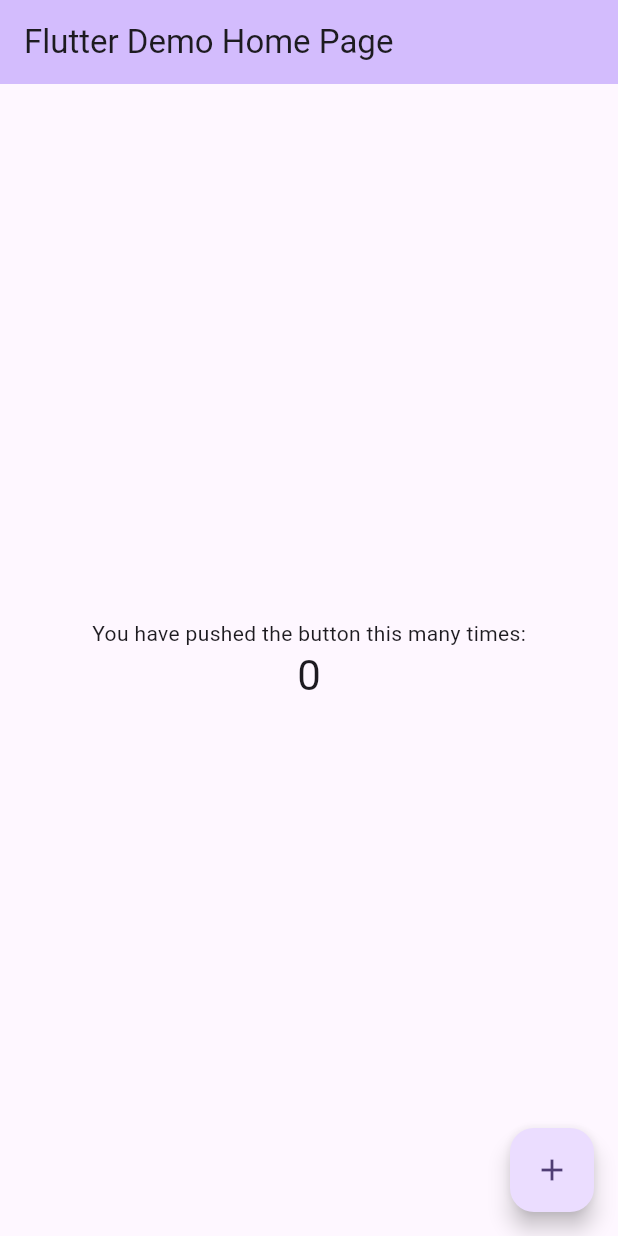
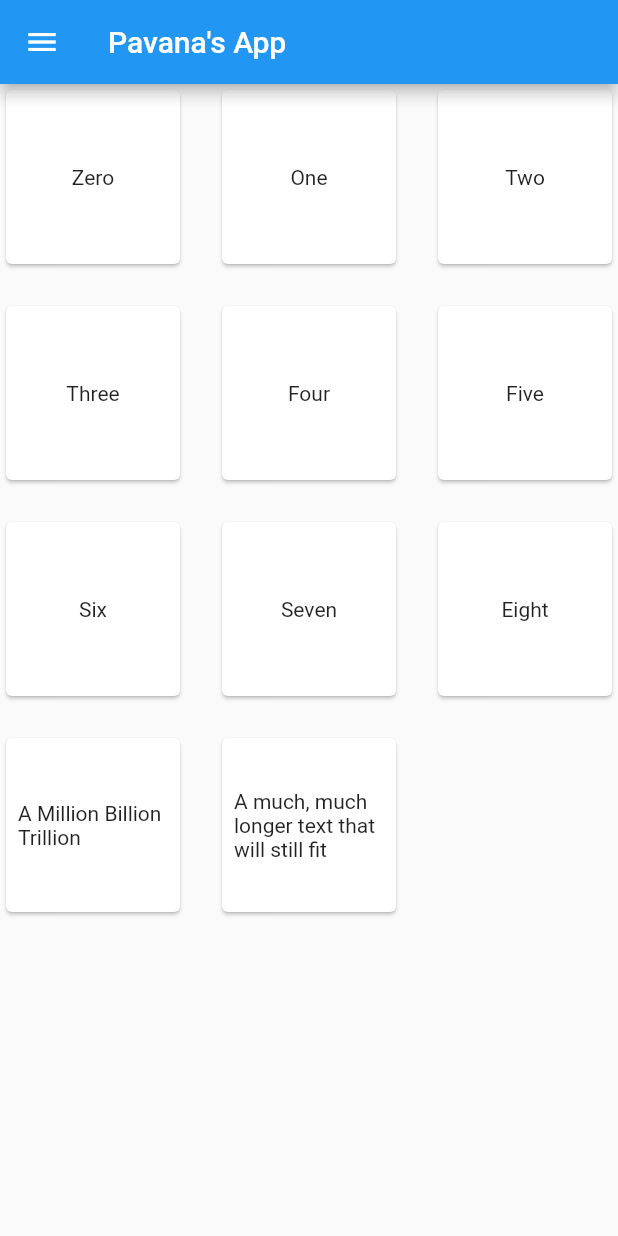
Before and after one commit to pavana-nr/webapp, a Flutter app: the screen it shows after launch, on a phone screen of 412 x 824 dp. Run offline on Flutter 3.47's test engine with Material 2 defaults, Android fonts, the phone set to English and light mode, and no system bars.

```diff
--- a/lib/main.dart
+++ b/lib/main.dart
@@ -1,125 +1,39 @@
 import 'package:flutter/material.dart';
 
-void main() {
-  runApp(const MyApp());
-}
+import 'views/content.dart';
+import 'views/menu.dart';
+
+void main() => runApp(const MyApp());
 
 class MyApp extends StatelessWidget {
   const MyApp({super.key});
 
-  // This widget is the root of your application.
   @override
-  Widget build(BuildContext context) {
-    return MaterialApp(
-      title: 'Flutter Demo',
-      theme: ThemeData(
-        // This is the theme of your application.
-        //
-        // TRY THIS: Try running your application with "flutter run". You'll see
-        // the application has a blue toolbar. Then, without quitting the app,
-        // try changing the seedColor in the colorScheme below to Colors.green
-        // and then invoke "hot reload" (save your changes or press the "hot
-        // reload" button in a Flutter-supported IDE, or press "r" if you used
-        // the command line to start the app).
-        //
-        // Notice that the counter didn't reset back to zero; the application
-        // state is not lost during the reload. To reset the state, use hot
-        // restart instead.
-        //
-        // This works for code too, not just values: Most code changes can be
-        // tested with just a hot reload.
-        colorScheme: ColorScheme.fromSeed(seedColor: Colors.deepPurple),
-        useMaterial3: true,
-      ),
-      home: const MyHomePage(title: 'Flutter Demo Home Page'),
-    );
-  }
+  Widget build(context) => const MaterialApp(home: HomePage());
 }
 
-class MyHomePage extends StatefulWidget {
-  const MyHomePage({super.key, required this.title});
-
-  // This widget is the home page of your application. It is stateful, meaning
-  // that it has a State object (defined below) that contains fields that affect
-  // how it looks.
-
-  // This class is the configuration for the state. It holds the values (in this
-  // case the title) provided by the parent (in this case the App widget) and
-  // used by the build method of the State. Fields in a Widget subclass are
-  // always marked "final".
-
-  final String title;
+class HomePage extends StatelessWidget {
+  const HomePage({super.key});
 
   @override
-  State<MyHomePage> createState() => _MyHomePageState();
+  Widget build(context) => Scaffold(
+      appBar: AppBar(
+          title: MediaQuery.of(context).size.width < 500
+              ? const Text("Pavana's App")
+              : const Text("Pavana's Web App")),
+      drawer: MediaQuery.of(context).size.width < 500
+          ? Drawer(
+              child: Menu(),
+            )
+          : null,
+      body: SafeArea(
+          child: Center(
+              child: MediaQuery.of(context).size.width < 500
+                  ? Content()
+                  : Row(children: [
+                      SizedBox(width: 200.0, child: Menu()),
+                      SizedBox(
+                          width: MediaQuery.of(context).size.width - 200.0,
+                          child: Content())
+                    ]))));
 }
-
-class _MyHomePageState extends State<MyHomePage> {
-  int _counter = 0;
-
-  void _incrementCounter() {
-    setState(() {
-      // This call to setState tells the Flutter framework that something has
-      // changed in this State, which causes it to rerun the build method below
-      // so that the display can reflect the updated values. If we changed
-      // _counter without calling setState(), then the build method would not be
-      // called again, and so nothing would appear to happen.
-      _counter++;
-    });
-  }
-
-  @override
-  Widget build(BuildContext context) {
-    // This method is rerun every time setState is called, for instance as done
-    // by the _incrementCounter method above.
-    //
-    // The Flutter framework has been optimized to make rerunning build methods
-    // fast, so that you can just rebuild anything that needs updating rather
-    // than having to individually change instances of widgets.
-    return Scaffold(
-      appBar: AppBar(
-        // TRY THIS: Try changing the color here to a specific color (to
-        // Colors.amber, perhaps?) and trigger a hot reload to see the AppBar
-        // change color while the other colors stay the same.
-        backgroundColor: Theme.of(context).colorScheme.inversePrimary,
-        // Here we take the value from the MyHomePage object that was created by
-        // the App.build method, and use it to set our appbar title.
-        title: Text(widget.title),
-      ),
-      body: Center(
-        // Center is a layout widget. It takes a single child and positions it
-        // in the middle of the parent.
-        child: Column(
-          // Column is also a layout widget. It takes a list of children and
-          // arranges them vertically. By default, it sizes itself to fit its
-          // children horizontally, and tries to be as tall as its parent.
-          //
-          // Column has various properties to control how it sizes itself and
-          // how it positions its children. Here we use mainAxisAlignment to
-          // center the children vertically; the main axis here is the vertical
-          // axis because Columns are vertical (the cross axis would be
-          // horizontal).
-          //
-          // TRY THIS: Invoke "debug painting" (choose the "Toggle Debug Paint"
-          // action in the IDE, or press "p" in the console), to see the
-          // wireframe for each widget.
-          mainAxisAlignment: MainAxisAlignment.center,
-          children: <Widget>[
-            const Text(
-              'You have pushed the button this many times:',
-            ),
-            Text(
-              '$_counter',
-              style: Theme.of(context).textTheme.headlineMedium,
-            ),
-          ],
-        ),
-      ),
-      floatingActionButton: FloatingActionButton(
-        onPressed: _incrementCounter,
-        tooltip: 'Increment',
-        child: const Icon(Icons.add),
-      ), // This trailing comma makes auto-formatting nicer for build methods.
-    );
-  }
-}
--- /dev/null
+++ b/lib/models/post_model/post_model.dart
@@ -0,0 +1,16 @@
+import 'package:json_annotation/json_annotation.dart';
+
+part 'post_model.g.dart';
+
+@JsonSerializable()
+class PostModel {
+  final int userId, id;
+  final String title, body;
+
+  PostModel(this.userId, this.id, this.title, this.body);
+
+  factory PostModel.fromJson(Map<String, dynamic> json) =>
+      _$PostModelFromJson(json);
+
+  Map<String, dynamic> toJson() => _$PostModelToJson(this);
+}
--- /dev/null
+++ b/lib/views/content.dart
@@ -0,0 +1,29 @@
+import 'package:flutter/material.dart';
+
+class Content extends StatelessWidget {
+  final List<String> elements = [
+    "Zero",
+    "One",
+    "Two",
+    "Three",
+    "Four",
+    "Five",
+    "Six",
+    "Seven",
+    "Eight",
+    "A Million Billion Trillion",
+    "A much, much longer text that will still fit"
+  ];
+  @override
+  Widget build(context) => GridView.builder(
+      itemCount: elements.length,
+      gridDelegate: const SliverGridDelegateWithMaxCrossAxisExtent(
+        maxCrossAxisExtent: 130.0,
+        crossAxisSpacing: 20.0,
+        mainAxisSpacing: 20.0,
+      ),
+      itemBuilder: (context, i) => Card(
+          child: Center(
+              child: Padding(
+                  padding: EdgeInsets.all(8.0), child: Text(elements[i])))));
+}
--- /dev/null
+++ b/lib/views/menu.dart
@@ -0,0 +1,19 @@
+import 'package:flutter/material.dart';
+
+class Menu extends StatelessWidget {
+  @override
+  Widget build(context) => ListView(children: [
+        ElevatedButton(
+            onPressed: () {},
+            child: const ListTile(
+              leading: Icon(Icons.looks_one),
+              title: Text("Settings"),
+            )),
+        ElevatedButton(
+            onPressed: () {},
+            child: const ListTile(
+              leading: Icon(Icons.looks_two),
+              title: Text("Profile"),
+            ))
+      ]);
+}
--- a/pubspec.yaml
+++ b/pubspec.yaml
@@ -35,6 +35,7 @@ dependencies:
   # The following adds the Cupertino Icons font to your application.
   # Use with the CupertinoIcons class for iOS style icons.
   cupertino_icons: ^1.0.2
+  json_annotation: ^4.8.0
 
 dev_dependencies:
   flutter_test:
@@ -46,6 +47,8 @@ dev_dependencies:
   # package. See that file for information about deactivating specific lint
   # rules and activating additional ones.
   flutter_lints: ^2.0.0
+  build_runner: ^2.4.0
+  json_serializable: ^6.6.1
 
 # For information on the generic Dart part of this file, see the
 # following page: https://dart.dev/tools/pub/pubspec
```
Also changed, not shown: lib/models/post_model/post_model.g.dart (added), pubspec.lock.
